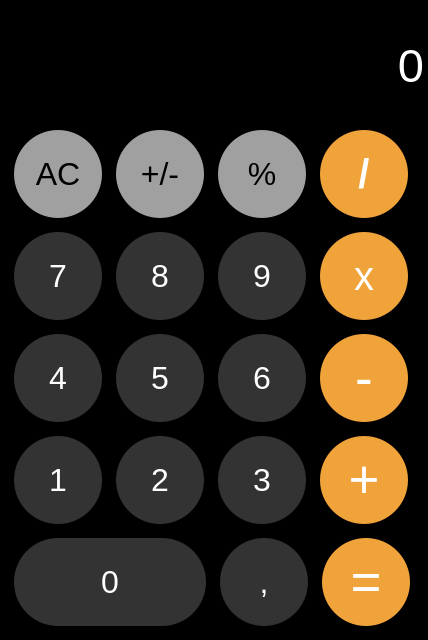
This is mainwindow.ui in grafscorp/SimpleCalculatorQt as Qt 5 draws it before an edit. The edited form follows.
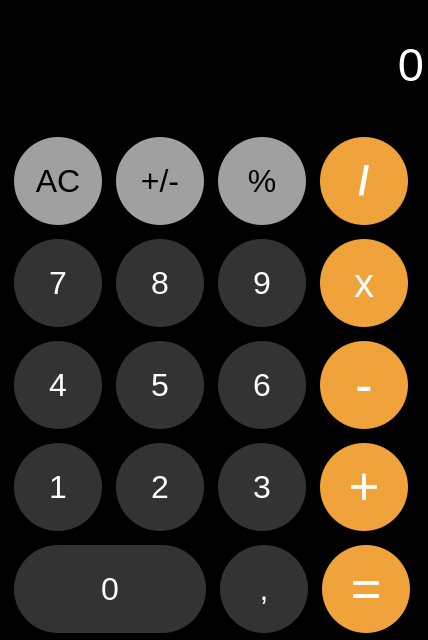
This is the edited form. Icons and pictures are not drawn.

The edit to the form file:
```diff
--- a/mainwindow.ui
+++ b/mainwindow.ui
@@ -47,7 +47,7 @@
       <x>0</x>
       <y>0</y>
       <width>424</width>
-      <height>626</height>
+      <height>633</height>
      </rect>
     </property>
     <layout class="QVBoxLayout" name="MainContainer">
@@ -116,7 +116,7 @@
         <number>14</number>
        </property>
        <property name="topMargin">
-        <number>0</number>
+        <number>8</number>
        </property>
        <property name="rightMargin">
         <number>14</number>
@@ -157,9 +157,14 @@
           <bool>false</bool>
          </property>
          <property name="styleSheet">
-          <string notr="true">background-color: rgb(160, 160, 160);
+          <string notr="true">QPushButton#ACBtn{
+background-color: rgb(160, 160, 160);
 color: rgb(0, 0, 0);
-border-radius: 44px</string>
+border-radius: 44px;
+}
+QPushButton#ACBtn:Hover{
+	background-color: rgb(255, 255, 255);
+}</string>
          </property>
          <property name="text">
           <string>AC</string>
@@ -948,9 +953,14 @@
           <bool>false</bool>
          </property>
          <property name="styleSheet">
-          <string notr="true">background-color:rgb(51, 51, 51);
+          <string notr="true">QPushButton{
+background-color:rgb(51, 51, 51);
 color: rgb(255, 255, 255);
-border-radius: 44px</string>
+border-radius: 44px;
+}
+QPushButton:hover{
+	background-color: rgb(255, 255, 255);
+}</string>
          </property>
          <property name="text">
           <string>0</string>
```
